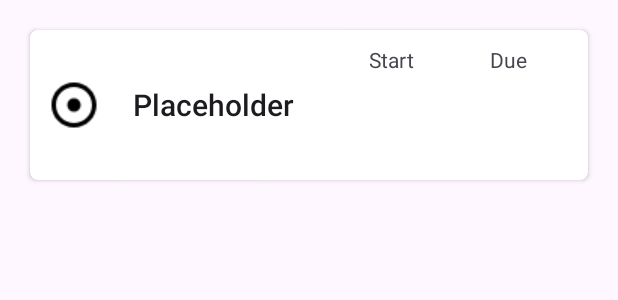
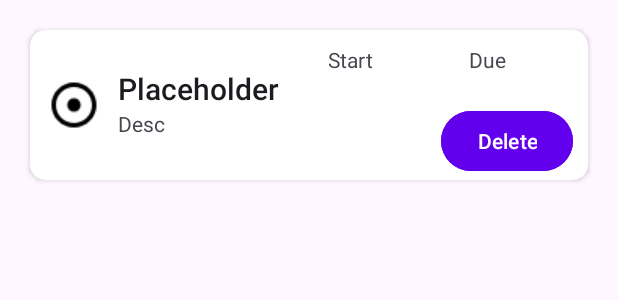
Before and after one commit to PROGRAMIK9/CODSOFT_TODO, an Android app: the layout to_do_cell.xml on its own in the app's theme, with its tools: preview values and no code run, on a phone screen of 412 x 824 dp. Shown: the top 300 px of the screen. Run offline under Robolectric (Android 15) with nearby library versions, the phone set to English and light mode, and no system bars.

Commit message:
Added several Functionalities: Now u cannot enter a due time less than start, Delete Tasks and solved the crash caused by missing dependencies.

```diff
--- a/app/src/main/java/com/example/to_do_list/TaskItemDao.kt
+++ b/app/src/main/java/com/example/to_do_list/TaskItemDao.kt
@@ -10,7 +10,7 @@ import kotlinx.coroutines.flow.Flow
 
 @Dao
 interface TaskItemDao {
-    @Query("SELECT * FROM task_item_table ORDER BY id ASC")
+    @Query("SELECT * FROM task_item_table ORDER BY startTime ASC")
     fun select():Flow<List<TaskItem>>
 
     @Insert(onConflict = OnConflictStrategy.REPLACE)
--- a/app/src/main/java/com/example/to_do_list/TaskItemRep.kt
+++ b/app/src/main/java/com/example/to_do_list/TaskItemRep.kt
@@ -17,4 +17,9 @@ class TaskItemRep(
     suspend fun updateTask(taskItem: TaskItem){
         taskItemDao.updateTask(taskItem)
     }
+
+    @WorkerThread
+    suspend fun  deleteTask(taskItem: TaskItem){
+        taskItemDao.deleteTask(taskItem)
+    }
 }
--- a/app/src/main/java/com/example/to_do_list/TaskListener.kt
+++ b/app/src/main/java/com/example/to_do_list/TaskListener.kt
@@ -3,4 +3,5 @@ package com.example.to_do_list
 interface TaskListener {
     fun editTask(taskItem: TaskItem)
     fun completeTask(taskItem: TaskItem)
+    fun deleteTask(taskItem: TaskItem)
 }
--- a/app/src/main/res/layout/to_do_cell.xml
+++ b/app/src/main/res/layout/to_do_cell.xml
@@ -5,47 +5,74 @@
     android:layout_margin="20dp"
     android:layout_width="match_parent"
     android:layout_height="100dp"
-    app:cardCornerRadius="5dp">
+    app:cardCornerRadius="10dp">
+
     <LinearLayout
         android:layout_width="match_parent"
         android:layout_height="match_parent"
-        android:orientation="horizontal">
+        android:orientation="horizontal"
+        android:backgroundTint="?attr/colorPrimary">
+
         <ImageButton
+            android:id="@+id/complete"
             android:layout_width="wrap_content"
             android:layout_height="wrap_content"
-            android:id="@+id/complete"
+            android:layout_gravity="center"
             android:layout_marginHorizontal="5dp"
-            android:src="@drawable/round_adjust_24"
             android:backgroundTint="@android:color/transparent"
-            android:layout_gravity="center"
+            android:contentDescription="@string/checkbox"
             android:scaleX="1.5"
             android:scaleY="1.5"
-            android:contentDescription="@string/checkbox"/>
+            android:src="@drawable/round_adjust_24" />
+
+        <LinearLayout
+            android:layout_width="130dp"
+            android:layout_height="wrap_content"
+            android:layout_marginTop="25dp"
+            android:orientation="vertical">
+
             <TextView
                 android:id="@+id/CardTitle"
+                style="@style/TextAppearance.AppCompat.Title"
                 android:layout_width="wrap_content"
                 android:layout_height="wrap_content"
-            android:text="@string/placeholder"
+                android:layout_weight="1"
+                android:text="@string/placeholder" />
+
+            <TextView
+                android:id="@+id/CardDesc"
+                android:layout_width="match_parent"
+                android:layout_height="wrap_content"
                 android:layout_gravity="center"
+                android:layout_marginBottom="10dp"
                 android:layout_weight="1"
-            android:layout_margin="10dp"
-            style="@style/TextAppearance.AppCompat.Title" />
+                android:text="Desc" />
+
+        </LinearLayout>
 
         <TextView
             android:id="@+id/start"
             android:layout_width="wrap_content"
             android:layout_height="wrap_content"
-            android:text="Start"
+            android:layout_margin="10dp"
             android:layout_weight="1"
-            android:layout_margin="10dp"
-            />
+            android:text="Start" />
+
         <TextView
             android:id="@+id/Due"
             android:layout_width="wrap_content"
             android:layout_height="wrap_content"
-            android:text="Due"
+            android:layout_margin="10dp"
             android:layout_weight="1"
-            android:layout_margin="10dp"
-           />
+            android:text="Due" />
     </LinearLayout>
+    <Button
+        android:id="@+id/Delete"
+        android:layout_width="wrap_content"
+        android:layout_height="wrap_content"
+        android:text="Delete"
+        android:backgroundTint="@color/design_default_color_primary"
+        android:layout_marginTop="50dp"
+        android:layout_gravity="end"
+        android:layout_marginHorizontal="10dp"/>
 </androidx.cardview.widget.CardView>
```
Also changed, not shown: app/build.gradle.kts (+25 -10 lines), app/src/main/java/com/example/to_do_list/BlankFragment.kt (deleted, +0 -122 lines), app/src/main/java/com/example/to_do_list/MainActivity.kt (+8 -2 lines), app/src/main/java/com/example/to_do_list/TaskItem.kt (+1 -9 lines), app/src/main/java/com/example/to_do_list/TaskItemAdapter.kt (+13 -1 lines), app/src/main/java/com/example/to_do_list/TaskViewModel.kt (+7 -3 lines), app/src/main/java/com/example/to_do_list/ViewHolder.kt (+21 -6 lines). Lines whose indentation alone changed are shown as unchanged.
